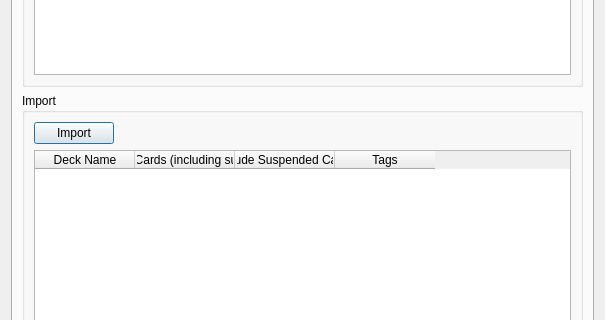
arvinddraffen/FilteredDeckManagerPlugin, file FilteredDeckManager/Designer/form.ui: the form before one commit; both pictures show x 0 to 605 and y 330 to 650 of the 605 by 872 pixel window.
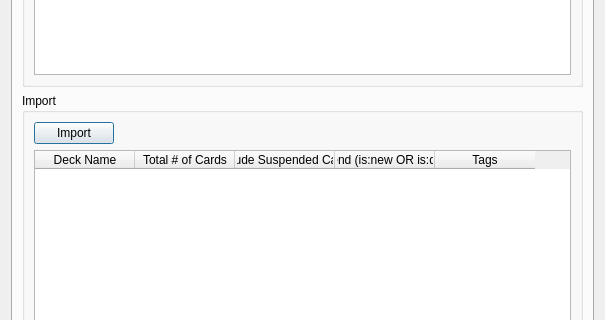
The form after the commit.

Commit message: Add support for appending filter for only new or due cards on import with checkbox toggle.

Diff of the .ui file:
```diff
--- a/FilteredDeckManager/Designer/form.ui
+++ b/FilteredDeckManager/Designer/form.ui
@@ -105,7 +105,7 @@
             </column>
             <column>
              <property name="text">
-              <string>Total # of Cards (including suspended)</string>
+              <string>Total # of Cards</string>
              </property>
             </column>
             <column>
@@ -113,6 +113,11 @@
               <string>Include Suspended Cards</string>
              </property>
             </column>
+            <column>
+             <property name="text">
+              <string>Append (is:new OR is:due)?</string>
+             </property>
+            </column>
             <column>
              <property name="text">
               <string>Tags</string>
```
The commit also changes 2 other files.
